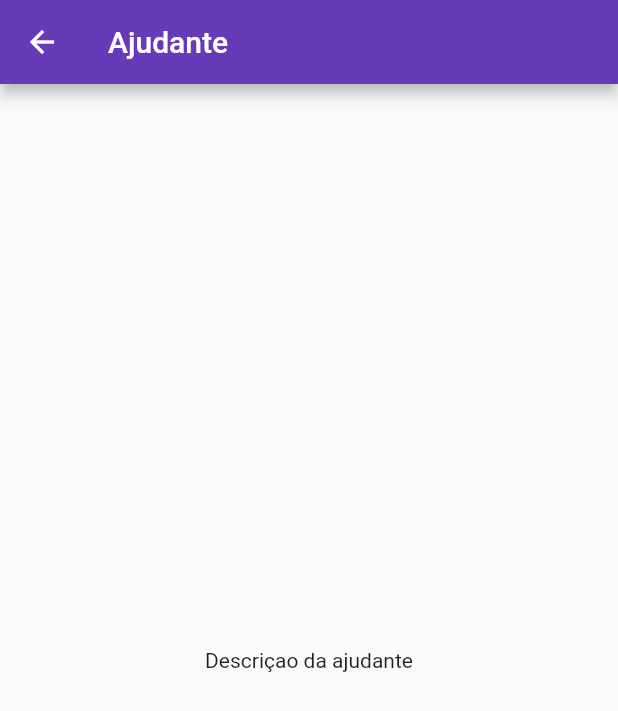
After one commit to PedroHenriqueDevBR/Good-Looking, a Flutter app: the ListEmlpoyeeActivity screen opened directly, after a tap on "Ajudante 01", on a phone screen of 412 x 824 dp. The commit adds this screen. Shown: the top 711 px of the screen. Run offline on Flutter 3.47's test engine with Material 2 defaults, Android fonts, the phone set to English and light mode, and no system bars.

Commit message:
feat: show employee description

```diff
--- a/lib/views/ListEmployeeActivity.dart
+++ b/lib/views/ListEmployeeActivity.dart
@@ -3,6 +3,7 @@ import 'package:good_look_app/models/Client.dart';
 import 'package:good_look_app/models/Employee.dart';
 import 'package:good_look_app/views/CreateClientActivity.dart';
 import 'package:good_look_app/views/CreateEmployeeActivity.dart';
+import 'package:good_look_app/views/ShowEmployeeActivity.dart';
 
 
 class ListEmlpoyeeActivity extends StatefulWidget {
@@ -65,6 +66,13 @@ class _ListEmlpoyeeActivityState extends State<ListEmlpoyeeActivity> {
               trailing: Icon(Icons.keyboard_arrow_right),
               title: Text(data[index].name),
               subtitle: Text(data[index].phone),
+              onTap: () {
+                Navigator.push(context,
+                  MaterialPageRoute(
+                      builder: (context) => ShowEmployeeActivity()
+                  )
+                );
+              },
             ),
             onDismissed: (direction) {
               if (direction == DismissDirection.startToEnd){
--- /dev/null
+++ b/lib/views/ShowEmployeeActivity.dart
@@ -0,0 +1,29 @@
+import 'package:flutter/material.dart';
+
+
+class ShowEmployeeActivity extends StatefulWidget {
+  @override
+  _ShowEmployeeActivityState createState() => _ShowEmployeeActivityState();
+}
+
+class _ShowEmployeeActivityState extends State<ShowEmployeeActivity> {
+  @override
+  Widget build(BuildContext context) {
+    return Scaffold(
+      appBar: header(),
+      body: body()
+    );
+  }
+
+  Widget body() {
+    return Center(
+      child: Text('Descriçao da ajudante'),
+    );
+  }
+
+  AppBar header() {
+    return AppBar(
+      title: Text('Ajudante'),
+    );
+  }
+}
```
